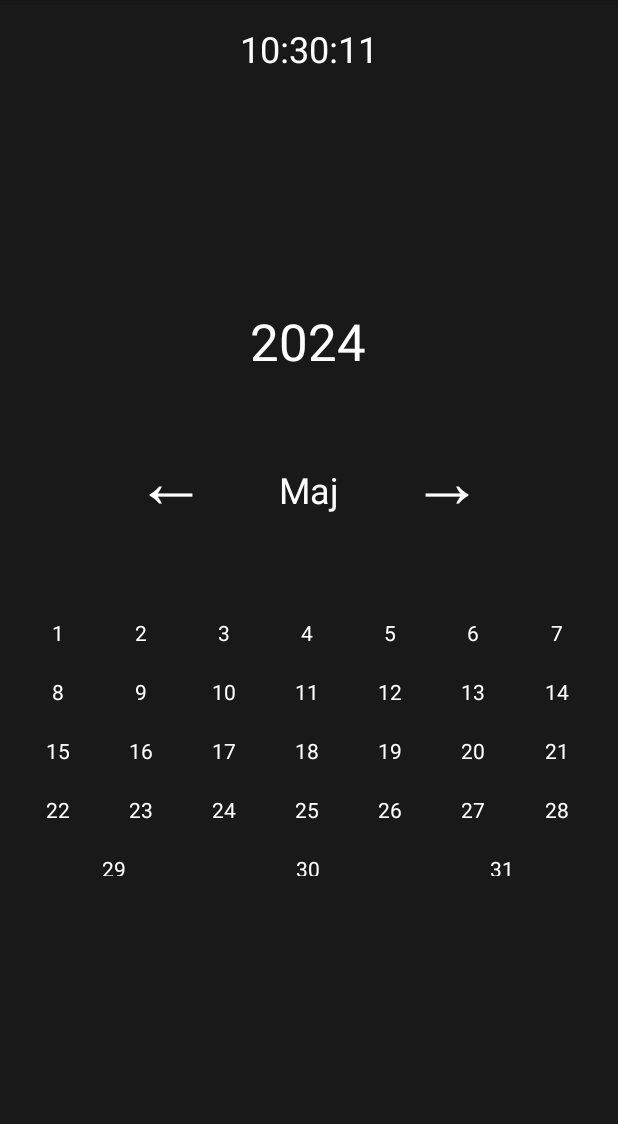
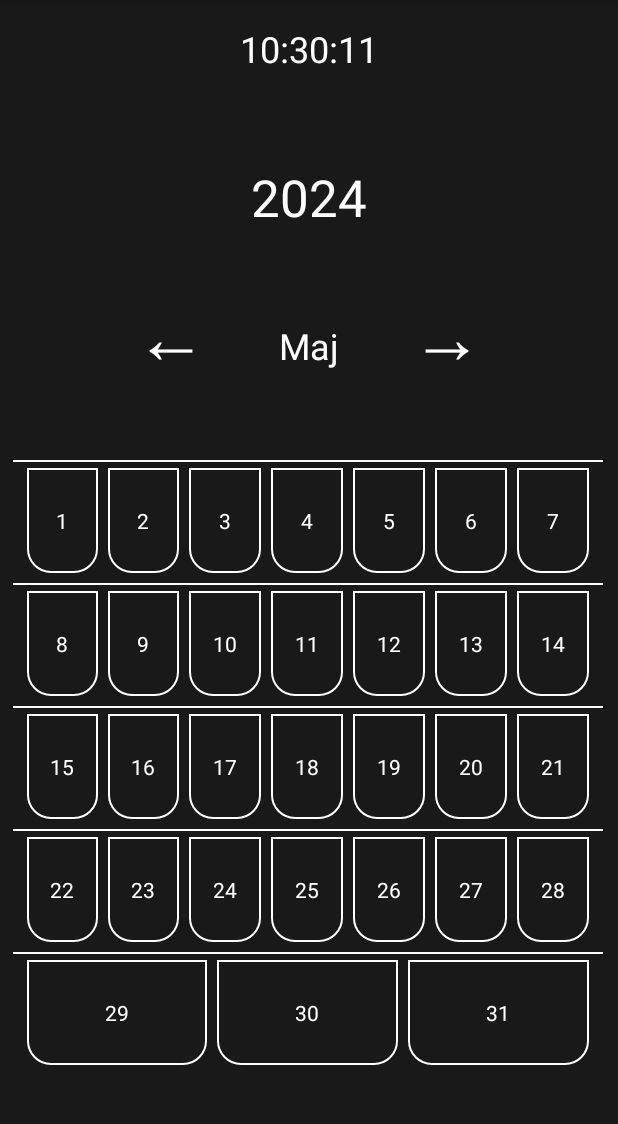
Before and after one commit to AntoniMusial/Antoni_Musial_Szkola, an Android app: the screen it shows after launch (MainActivity), after a tap on an icon or button, on a phone screen of 412 x 824 dp, the part 84-1208 px from its top. Run offline under Robolectric (Android 15) with nearby library versions, the phone set to English and light mode, and no system bars; 1 other tap on this screen came first.

Commit message:
aktualizuje projekt Calendar: Ulepszylem GUI Kalendarza / Naprawilem blad z pobieraniem wszystkich dni aktualnego miesiaca / dodalem dwa layouty dotyczace border

```diff
--- a/Calendar/app/src/main/java/com/example/calendar/MainActivity.java
+++ b/Calendar/app/src/main/java/com/example/calendar/MainActivity.java
@@ -35,6 +35,7 @@ public class MainActivity extends AppCompatActivity {
     String month_text;
     int monthCounter = 0;
     int yearCounter = 0;
+    int monthLength;
 
     @Override
     protected void onCreate(Bundle savedInstanceState) {
@@ -88,6 +89,7 @@ public class MainActivity extends AppCompatActivity {
                 setMonth();
                 getYear();
                 setYear();
+                setCalendarDays();
             }
         });
     }
@@ -171,4 +173,15 @@ public class MainActivity extends AppCompatActivity {
 
         monthText.setText(month_text);
     }
+
+    public void getMonthLength() {
+        monthLength = monthLocalDate.lengthOfMonth();
+    }
+
+    public void setCalendarDays() {
+        getMonthLength();
+        String mounthLength = Integer.toString(monthLength);
+
+        Toast.makeText(this, mounthLength, Toast.LENGTH_SHORT).show();
+    }
 }
--- /dev/null
+++ b/Calendar/app/src/main/res/drawable/border.xml
@@ -0,0 +1,7 @@
+<?xml version="1.0" encoding="utf-8"?>
+<shape xmlns:android="http://schemas.android.com/apk/res/android">
+    <stroke android:width="1dp" android:color="#ffffff" />
+    <corners android:bottomLeftRadius="15dp" android:bottomRightRadius="15dp" />
+</shape>
+
+<!--android:color="#ff9999" color for clicked day-->
--- /dev/null
+++ b/Calendar/app/src/main/res/drawable/top_border.xml
@@ -0,0 +1,15 @@
+<?xml version="1.0" encoding="utf-8"?>
+<layer-list xmlns:android="http://schemas.android.com/apk/res/android">
+    <item
+        android:top="1dp"
+        android:left="-2dp"
+        android:right="-2dp"
+        android:bottom="-2dp">
+        <shape android:shape="rectangle" >
+            <stroke
+                android:width="1dp"
+                android:color="#ffffff" />
+
+        </shape>
+    </item>
+</layer-list>
--- a/Calendar/app/src/main/res/layout/activity_main.xml
+++ b/Calendar/app/src/main/res/layout/activity_main.xml
@@ -24,12 +24,11 @@
         android:id="@+id/yearHeaderText"
         android:layout_width="wrap_content"
         android:layout_height="wrap_content"
-        android:layout_marginTop="156dp"
+        android:layout_marginTop="60dp"
         android:text="Year"
         android:textColor="#FFFFFF"
         android:textSize="34sp"
         app:layout_constraintEnd_toEndOf="parent"
-        app:layout_constraintHorizontal_bias="0.498"
         app:layout_constraintStart_toStartOf="parent"
         app:layout_constraintTop_toBottomOf="@+id/showDateText" />
 
@@ -73,8 +72,8 @@
     </LinearLayout>
 
     <TableLayout
-        android:layout_width="388dp"
-        android:layout_height="192dp"
+        android:layout_width="393dp"
+        android:layout_height="wrap_content"
         android:layout_marginTop="24dp"
         android:background="#191919"
         app:layout_constraintEnd_toEndOf="parent"
@@ -82,15 +81,17 @@
         app:layout_constraintStart_toStartOf="parent"
         app:layout_constraintTop_toBottomOf="@+id/linearLayout">
 
-        <TableRow>
+        <TableRow android:padding="6dp" android:background="@drawable/top_border">
 
             <TextView
                 android:id="@+id/cell1"
                 android:layout_width="0dp"
                 android:layout_height="wrap_content"
+                android:layout_marginHorizontal="3dp"
                 android:layout_weight="4"
+                android:background="@drawable/border"
                 android:gravity="center_horizontal"
-                android:padding="10sp"
+                android:paddingVertical="25dp"
                 android:text="1"
                 android:textColor="#FFFFFF"
                 android:textSize="14sp"></TextView>
@@ -99,9 +100,11 @@
                 android:id="@+id/cell2"
                 android:layout_width="0dp"
                 android:layout_height="wrap_content"
+                android:layout_marginHorizontal="3dp"
                 android:layout_weight="4"
+                android:background="@drawable/border"
                 android:gravity="center_horizontal"
-                android:padding="10sp"
+                android:paddingVertical="25dp"
                 android:text="2"
                 android:textColor="#FFFFFF"
                 android:textSize="14sp"></TextView>
@@ -110,9 +113,11 @@
                 android:id="@+id/cell3"
                 android:layout_width="0dp"
                 android:layout_height="wrap_content"
+                android:layout_marginHorizontal="3dp"
                 android:layout_weight="4"
+                android:background="@drawable/border"
                 android:gravity="center_horizontal"
-                android:padding="10sp"
+                android:paddingVertical="25dp"
                 android:text="3"
                 android:textColor="#FFFFFF"
                 android:textSize="14sp"></TextView>
@@ -121,9 +126,11 @@
                 android:id="@+id/cell4"
                 android:layout_width="0dp"
                 android:layout_height="wrap_content"
+                android:layout_marginHorizontal="3dp"
                 android:layout_weight="4"
+                android:background="@drawable/border"
                 android:gravity="center_horizontal"
-                android:padding="10sp"
+                android:paddingVertical="25dp"
                 android:text="4"
                 android:textColor="#FFFFFF"
                 android:textSize="14sp"></TextView>
@@ -132,9 +139,11 @@
                 android:id="@+id/cell5"
                 android:layout_width="0dp"
                 android:layout_height="wrap_content"
+                android:layout_marginHorizontal="3dp"
                 android:layout_weight="4"
+                android:background="@drawable/border"
                 android:gravity="center_horizontal"
-                android:padding="10sp"
+                android:paddingVertical="25dp"
                 android:text="5"
                 android:textColor="#FFFFFF"
                 android:textSize="14sp"></TextView>
@@ -143,9 +152,11 @@
                 android:id="@+id/cell6"
                 android:layout_width="0dp"
                 android:layout_height="wrap_content"
+                android:layout_marginHorizontal="3dp"
                 android:layout_weight="4"
+                android:background="@drawable/border"
                 android:gravity="center_horizontal"
-                android:padding="10sp"
+                android:paddingVertical="25dp"
                 android:text="6"
                 android:textColor="#FFFFFF"
                 android:textSize="14sp"></TextView>
@@ -154,23 +165,27 @@
                 android:id="@+id/cell7"
                 android:layout_width="0dp"
                 android:layout_height="wrap_content"
+                android:layout_marginHorizontal="3dp"
                 android:layout_weight="4"
+                android:background="@drawable/border"
                 android:gravity="center_horizontal"
-                android:padding="10sp"
+                android:paddingVertical="25dp"
                 android:text="7"
                 android:textColor="#FFFFFF"
                 android:textSize="14sp"></TextView>
         </TableRow>
 
-        <TableRow>
+        <TableRow android:padding="6dp" android:background="@drawable/top_border">
 
             <TextView
                 android:id="@+id/cell8"
                 android:layout_width="0dp"
                 android:layout_height="wrap_content"
+                android:layout_marginHorizontal="3dp"
                 android:layout_weight="4"
+                android:background="@drawable/border"
                 android:gravity="center_horizontal"
-                android:padding="10sp"
+                android:paddingVertical="25dp"
                 android:text="8"
                 android:textColor="#FFFFFF"
                 android:textSize="14sp"></TextView>
@@ -179,9 +194,11 @@
                 android:id="@+id/cell9"
                 android:layout_width="0dp"
                 android:layout_height="wrap_content"
+                android:layout_marginHorizontal="3dp"
                 android:layout_weight="4"
+                android:background="@drawable/border"
                 android:gravity="center_horizontal"
-                android:padding="10sp"
+                android:paddingVertical="25dp"
                 android:text="9"
                 android:textColor="#FFFFFF"
                 android:textSize="14sp"></TextView>
@@ -190,9 +207,11 @@
                 android:id="@+id/cell10"
                 android:layout_width="0dp"
                 android:layout_height="wrap_content"
+                android:layout_marginHorizontal="3dp"
                 android:layout_weight="4"
+                android:background="@drawable/border"
                 android:gravity="center_horizontal"
-                android:padding="10sp"
+                android:paddingVertical="25dp"
                 android:text="10"
                 android:textColor="#FFFFFF"
                 android:textSize="14sp"></TextView>
@@ -201,9 +220,11 @@
                 android:id="@+id/cell11"
                 android:layout_width="0dp"
                 android:layout_height="wrap_content"
+                android:layout_marginHorizontal="3dp"
                 android:layout_weight="4"
+                android:background="@drawable/border"
                 android:gravity="center_horizontal"
-                android:padding="10sp"
+                android:paddingVertical="25dp"
                 android:text="11"
                 android:textColor="#FFFFFF"
                 android:textSize="14sp"></TextView>
@@ -212,9 +233,11 @@
                 android:id="@+id/cell12"
                 android:layout_width="0dp"
                 android:layout_height="wrap_content"
+                android:layout_marginHorizontal="3dp"
                 android:layout_weight="4"
+                android:background="@drawable/border"
                 android:gravity="center_horizontal"
-                android:padding="10sp"
+                android:paddingVertical="25dp"
                 android:text="12"
                 android:textColor="#FFFFFF"
                 android:textSize="14sp"></TextView>
@@ -223,9 +246,11 @@
                 android:id="@+id/cell13"
                 android:layout_width="0dp"
                 android:layout_height="wrap_content"
+                android:layout_marginHorizontal="3dp"
                 android:layout_weight="4"
+                android:background="@drawable/border"
                 android:gravity="center_horizontal"
-                android:padding="10sp"
+                android:paddingVertical="25dp"
                 android:text="13"
                 android:textColor="#FFFFFF"
                 android:textSize="14sp"></TextView>
@@ -234,23 +259,27 @@
                 android:id="@+id/cell14"
                 android:layout_width="0dp"
                 android:layout_height="wrap_content"
+                android:layout_marginHorizontal="3dp"
                 android:layout_weight="4"
+                android:background="@drawable/border"
                 android:gravity="center_horizontal"
-                android:padding="10sp"
+                android:paddingVertical="25dp"
                 android:text="14"
                 android:textColor="#FFFFFF"
                 android:textSize="14sp"></TextView>
         </TableRow>
 
-        <TableRow>
+        <TableRow android:padding="6dp" android:background="@drawable/top_border">
 
             <TextView
                 android:id="@+id/cell15"
                 android:layout_width="0dp"
                 android:layout_height="wrap_content"
+                android:layout_marginHorizontal="3dp"
                 android:layout_weight="4"
+                android:background="@drawable/border"
                 android:gravity="center_horizontal"
-                android:padding="10sp"
+                android:paddingVertical="25dp"
                 android:text="15"
                 android:textColor="#FFFFFF"
                 android:textSize="14sp"></TextView>
@@ -259,9 +288,11 @@
                 android:id="@+id/cell16"
                 android:layout_width="0dp"
                 android:layout_height="wrap_content"
+                android:layout_marginHorizontal="3dp"
                 android:layout_weight="4"
+                android:background="@drawable/border"
                 android:gravity="center_horizontal"
-                android:padding="10sp"
+                android:paddingVertical="25dp"
                 android:text="16"
                 android:textColor="#FFFFFF"
                 android:textSize="14sp"></TextView>
@@ -270,9 +301,11 @@
                 android:id="@+id/cell17"
                 android:layout_width="0dp"
                 android:layout_height="wrap_content"
+                android:layout_marginHorizontal="3dp"
                 android:layout_weight="4"
+                android:background="@drawable/border"
                 android:gravity="center_horizontal"
-                android:padding="10sp"
+                android:paddingVertical="25dp"
                 android:text="17"
                 android:textColor="#FFFFFF"
                 android:textSize="14sp"></TextView>
@@ -281,9 +314,11 @@
                 android:id="@+id/cell18"
                 android:layout_width="0dp"
                 android:layout_height="wrap_content"
+                android:layout_marginHorizontal="3dp"
                 android:layout_weight="4"
+                android:background="@drawable/border"
                 android:gravity="center_horizontal"
-                android:padding="10sp"
+                android:paddingVertical="25dp"
                 android:text="18"
                 android:textColor="#FFFFFF"
                 android:textSize="14sp"></TextView>
@@ -292,9 +327,11 @@
                 android:id="@+id/cell19"
                 android:layout_width="0dp"
                 android:layout_height="wrap_content"
+                android:layout_marginHorizontal="3dp"
                 android:layout_weight="4"
+                android:background="@drawable/border"
                 android:gravity="center_horizontal"
-                android:padding="10sp"
+                android:paddingVertical="25dp"
                 android:text="19"
                 android:textColor="#FFFFFF"
                 android:textSize="14sp"></TextView>
@@ -303,9 +340,11 @@
                 android:id="@+id/cell20"
                 android:layout_width="0dp"
                 android:layout_height="wrap_content"
+                android:layout_marginHorizontal="3dp"
                 android:layout_weight="4"
+                android:background="@drawable/border"
                 android:gravity="center_horizontal"
-                android:padding="10sp"
+                android:paddingVertical="25dp"
                 android:text="20"
                 android:textColor="#FFFFFF"
                 android:textSize="14sp"></TextView>
@@ -314,23 +353,27 @@
                 android:id="@+id/cell21"
                 android:layout_width="0dp"
                 android:layout_height="wrap_content"
+                android:layout_marginHorizontal="3dp"
                 android:layout_weight="4"
+                android:background="@drawable/border"
                 android:gravity="center_horizontal"
-                android:padding="10sp"
+                android:paddingVertical="25dp"
                 android:text="21"
                 android:textColor="#FFFFFF"
                 android:textSize="14sp"></TextView>
         </TableRow>
 
-        <TableRow>
+        <TableRow android:padding="6dp" android:background="@drawable/top_border">
 
             <TextView
                 android:id="@+id/cell22"
                 android:layout_width="0dp"
                 android:layout_height="wrap_content"
+                android:layout_marginHorizontal="3dp"
                 android:layout_weight="4"
+                android:background="@drawable/border"
                 android:gravity="center_horizontal"
-                android:padding="10sp"
+                android:paddingVertical="25dp"
                 android:text="22"
                 android:textColor="#FFFFFF"
                 android:textSize="14sp"></TextView>
@@ -339,9 +382,11 @@
                 android:id="@+id/cell23"
                 android:layout_width="0dp"
                 android:layout_height="wrap_content"
+                android:layout_marginHorizontal="3dp"
                 android:layout_weight="4"
+                android:background="@drawable/border"
                 android:gravity="center_horizontal"
-                android:padding="10sp"
+                android:paddingVertical="25dp"
                 android:text="23"
                 android:textColor="#FFFFFF"
                 android:textSize="14sp"></TextView>
@@ -350,9 +395,11 @@
                 android:id="@+id/cell24"
                 android:layout_width="0dp"
                 android:layout_height="wrap_content"
+                android:layout_marginHorizontal="3dp"
                 android:layout_weight="4"
+                android:background="@drawable/border"
                 android:gravity="center_horizontal"
-                android:padding="10sp"
+                android:paddingVertical="25dp"
                 android:text="24"
                 android:textColor="#FFFFFF"
                 android:textSize="14sp"></TextView>
@@ -361,9 +408,11 @@
                 android:id="@+id/cell25"
                 android:layout_width="0dp"
                 android:layout_height="wrap_content"
+                android:layout_marginHorizontal="3dp"
                 android:layout_weight="4"
+                android:background="@drawable/border"
                 android:gravity="center_horizontal"
-                android:padding="10sp"
+                android:paddingVertical="25dp"
                 android:text="25"
                 android:textColor="#FFFFFF"
                 android:textSize="14sp"></TextView>
@@ -372,9 +421,11 @@
                 android:id="@+id/cell26"
                 android:layout_width="0dp"
                 android:layout_height="wrap_content"
+                android:layout_marginHorizontal="3dp"
                 android:layout_weight="4"
+                android:background="@drawable/border"
                 android:gravity="center_horizontal"
-                android:padding="10sp"
+                android:paddingVertical="25dp"
                 android:text="26"
                 android:textColor="#FFFFFF"
                 android:textSize="14sp"></TextView>
@@ -383,9 +434,11 @@
                 android:id="@+id/cell27"
                 android:layout_width="0dp"
                 android:layout_height="wrap_content"
+                android:layout_marginHorizontal="3dp"
                 android:layout_weight="4"
+                android:background="@drawable/border"
                 android:gravity="center_horizontal"
-                android:padding="10sp"
+                android:paddingVertical="25dp"
                 android:text="27"
                 android:textColor="#FFFFFF"
                 android:textSize="14sp"></TextView>
@@ -394,23 +447,30 @@
                 android:id="@+id/cell28"
                 android:layout_width="0dp"
                 android:layout_height="wrap_content"
+                android:layout_marginHorizontal="3dp"
                 android:layout_weight="4"
+                android:background="@drawable/border"
                 android:gravity="center_horizontal"
-                android:padding="10sp"
+                android:paddingVertical="25dp"
                 android:text="28"
                 android:textColor="#FFFFFF"
                 android:textSize="14sp"></TextView>
         </TableRow>
 
-        <TableRow android:layout_width="wrap_content">
+        <TableRow
+            android:layout_width="wrap_content"
+            android:padding="6dp"
+            android:background="@drawable/top_border">
 
             <TextView
                 android:id="@+id/cell29"
                 android:layout_width="0dp"
                 android:layout_height="wrap_content"
+                android:layout_marginHorizontal="3dp"
                 android:layout_weight="4"
+                android:background="@drawable/border"
                 android:gravity="center_horizontal"
-                android:padding="10sp"
+                android:paddingVertical="25dp"
                 android:text="29"
                 android:textColor="#FFFFFF"
                 android:textSize="14sp"></TextView>
@@ -419,9 +479,11 @@
                 android:id="@+id/cell30"
                 android:layout_width="0dp"
                 android:layout_height="wrap_content"
+                android:layout_marginHorizontal="3dp"
                 android:layout_weight="4"
+                android:background="@drawable/border"
                 android:gravity="center_horizontal"
-                android:padding="10sp"
+                android:paddingVertical="25dp"
                 android:text="30"
                 android:textColor="#FFFFFF"
                 android:textSize="14sp"></TextView>
@@ -430,9 +492,11 @@
                 android:id="@+id/cell31"
                 android:layout_width="0dp"
                 android:layout_height="wrap_content"
+                android:layout_marginHorizontal="3dp"
                 android:layout_weight="4"
+                android:background="@drawable/border"
                 android:gravity="center_horizontal"
-                android:padding="10sp"
+                android:paddingVertical="25dp"
                 android:text="31"
                 android:textColor="#FFFFFF"
                 android:textSize="14sp"></TextView>
```
